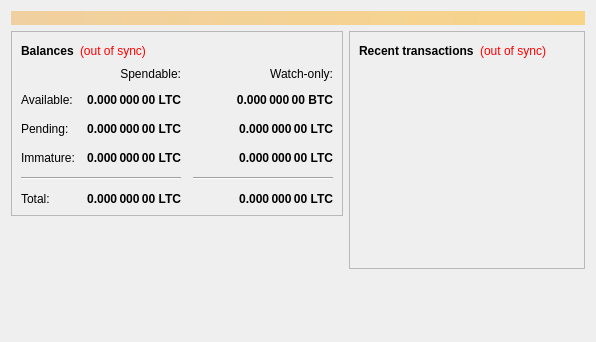
Old version of the form src/qt/forms/overviewpage.ui in the repository tuaris/octocoin.
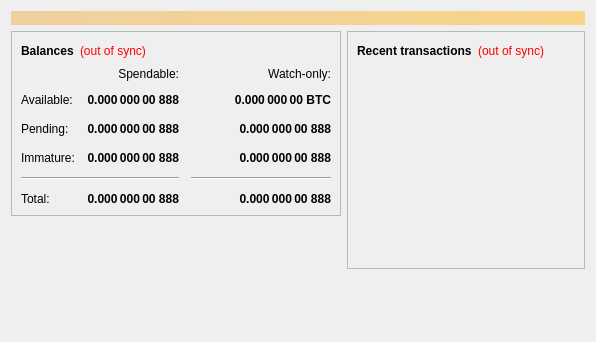
New version of the form.

Patch:
```diff
--- a/src/qt/forms/overviewpage.ui
+++ b/src/qt/forms/overviewpage.ui
@@ -112,7 +112,7 @@
                <string>Unconfirmed transactions to watch-only addresses</string>
               </property>
               <property name="text">
-               <string notr="true">0.000 000 00 LTC</string>
+               <string notr="true">0.000 000 00 888</string>
               </property>
               <property name="alignment">
                <set>Qt::AlignRight|Qt::AlignTrailing|Qt::AlignVCenter</set>
@@ -137,7 +137,7 @@
                <string>Total of transactions that have yet to be confirmed, and do not yet count toward the spendable balance</string>
               </property>
               <property name="text">
-               <string notr="true">0.000 000 00 LTC</string>
+               <string notr="true">0.000 000 00 888</string>
               </property>
               <property name="alignment">
                <set>Qt::AlignRight|Qt::AlignTrailing|Qt::AlignVCenter</set>
@@ -162,7 +162,7 @@
                <string>Mined balance in watch-only addresses that has not yet matured</string>
               </property>
               <property name="text">
-               <string notr="true">0.000 000 00 LTC</string>
+               <string notr="true">0.000 000 00 888</string>
               </property>
               <property name="alignment">
                <set>Qt::AlignRight|Qt::AlignTrailing|Qt::AlignVCenter</set>
@@ -220,7 +220,7 @@
                <string>Mined balance that has not yet matured</string>
               </property>
               <property name="text">
-               <string notr="true">0.000 000 00 LTC</string>
+               <string notr="true">0.000 000 00 888</string>
               </property>
               <property name="alignment">
                <set>Qt::AlignRight|Qt::AlignTrailing|Qt::AlignVCenter</set>
@@ -265,7 +265,7 @@
                <string>Your current total balance</string>
               </property>
               <property name="text">
-               <string notr="true">0.000 000 00 LTC</string>
+               <string notr="true">0.000 000 00 888</string>
               </property>
               <property name="alignment">
                <set>Qt::AlignRight|Qt::AlignTrailing|Qt::AlignVCenter</set>
@@ -290,7 +290,7 @@
                <string>Current total balance in watch-only addresses</string>
               </property>
               <property name="text">
-               <string notr="true">0.000 000 00 LTC</string>
+               <string notr="true">0.000 000 00 888</string>
               </property>
               <property name="alignment">
                <set>Qt::AlignRight|Qt::AlignTrailing|Qt::AlignVCenter</set>
@@ -332,7 +332,7 @@
                <string>Your current spendable balance</string>
               </property>
               <property name="text">
-               <string notr="true">0.000 000 00 LTC</string>
+               <string notr="true">0.000 000 00 888</string>
               </property>
               <property name="alignment">
                <set>Qt::AlignRight|Qt::AlignTrailing|Qt::AlignVCenter</set>
```
